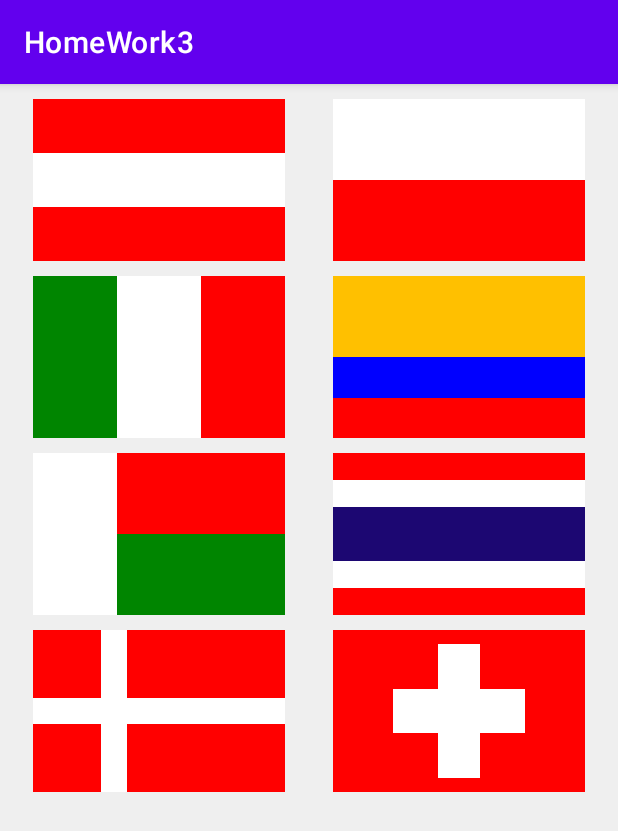
After one commit to Aazmund/AstonHomeWorks, an Android app: the ActivityTask1 screen opened directly, with no data from a screen before it, on a phone screen of 412 x 824 dp. The commit adds this screen. Shown: the top 831 px of the screen. Run offline under Robolectric (Android 15) with nearby library versions, the phone set to English and light mode, and no system bars.

Commit message:
work to check

```diff
--- a/app/build.gradle
+++ b/app/build.gradle
@@ -37,6 +37,8 @@ dependencies {
     implementation 'androidx.appcompat:appcompat:1.4.1'
     implementation 'com.google.android.material:material:1.6.0'
     implementation 'androidx.constraintlayout:constraintlayout:2.1.3'
+    implementation 'com.github.bumptech.glide:glide:4.13.0'
+    annotationProcessor 'com.github.bumptech.glide:compiler:4.13.0'
     testImplementation 'junit:junit:4.13.2'
     androidTestImplementation 'androidx.test.ext:junit:1.1.3'
     androidTestImplementation 'androidx.test.espresso:espresso-core:3.4.0'
--- /dev/null
+++ b/app/src/main/java/com/example/homework3/ActivityTask1.kt
@@ -0,0 +1,11 @@
+package com.example.homework3
+
+import androidx.appcompat.app.AppCompatActivity
+import android.os.Bundle
+
+class ActivityTask1 : AppCompatActivity() {
+    override fun onCreate(savedInstanceState: Bundle?) {
+        super.onCreate(savedInstanceState)
+        setContentView(R.layout.activity_task1)
+    }
+}
--- /dev/null
+++ b/app/src/main/java/com/example/homework3/ActivityTask2.kt
@@ -0,0 +1,34 @@
+package com.example.homework3
+
+import android.os.Bundle
+import android.view.KeyEvent
+import android.view.View
+import android.widget.EditText
+import android.widget.ImageView
+import android.widget.Toast
+import androidx.appcompat.app.AppCompatActivity
+import com.bumptech.glide.Glide
+
+class ActivityTask2 : AppCompatActivity() {
+    override fun onCreate(savedInstanceState: Bundle?) {
+        super.onCreate(savedInstanceState)
+        setContentView(R.layout.activity_task2)
+
+        val imageView: ImageView = findViewById(R.id.imageView)
+        val editText: EditText = findViewById(R.id.editText)
+
+        editText.setOnKeyListener(View.OnKeyListener{ v, keyCode, event ->
+            if (keyCode == KeyEvent.KEYCODE_ENTER && event.action == KeyEvent.ACTION_UP) {
+                val url = editText.text.toString()
+                Glide.with(applicationContext)
+                    .load(url)
+                    .placeholder(imageView.drawable)
+                    .error(Toast.makeText(applicationContext, "", Toast.LENGTH_SHORT).show())
+                    .into(imageView)
+
+                return@OnKeyListener true
+            }
+            false
+        })
+    }
+}
--- a/app/src/main/java/com/example/homework3/MainActivity.kt
+++ b/app/src/main/java/com/example/homework3/MainActivity.kt
@@ -1,11 +1,28 @@
 package com.example.homework3
 
+import android.annotation.SuppressLint
+import android.content.Intent
 import androidx.appcompat.app.AppCompatActivity
 import android.os.Bundle
+import android.widget.Button
 
 class MainActivity : AppCompatActivity() {
+    @SuppressLint("CutPasteId")
     override fun onCreate(savedInstanceState: Bundle?) {
         super.onCreate(savedInstanceState)
         setContentView(R.layout.activity_main)
+
+        val btnTask1: Button = findViewById(R.id.buttonTask1)
+        val btnTask2: Button = findViewById(R.id.buttonTask2)
+
+        btnTask1.setOnClickListener {
+            val intentTask1 = Intent(this, ActivityTask1::class.java)
+            startActivity(intentTask1)
+        }
+
+        btnTask2.setOnClickListener {
+            val intentTask2 = Intent(this, ActivityTask2::class.java)
+            startActivity(intentTask2)
+        }
     }
 }
--- a/app/src/main/res/layout/activity_main.xml
+++ b/app/src/main/res/layout/activity_main.xml
@@ -2,14 +2,41 @@
 <androidx.constraintlayout.widget.ConstraintLayout xmlns:android="http://schemas.android.com/apk/res/android"
     xmlns:app="http://schemas.android.com/apk/res-auto"
     xmlns:tools="http://schemas.android.com/tools"
+    android:orientation="vertical"
     android:layout_width="match_parent"
     android:layout_height="match_parent"
     tools:context=".MainActivity">
 
-    <TextView
+    <Button
+        android:id="@+id/buttonTask1"
         android:layout_width="wrap_content"
         android:layout_height="wrap_content"
-        android:text="Hello World!"
+        android:layout_marginStart="10dp"
+        android:layout_marginBottom="100dp"
+        android:text="@string/btnTask1"
+        app:layout_constraintBottom_toBottomOf="parent"
+        app:layout_constraintEnd_toStartOf="@+id/buttonTask2"
+        app:layout_constraintHorizontal_bias="0.5"
+        app:layout_constraintStart_toStartOf="parent" />
+
+    <Button
+        android:id="@+id/buttonTask2"
+        android:layout_width="wrap_content"
+        android:layout_height="wrap_content"
+        android:layout_marginEnd="10dp"
+        android:layout_marginBottom="100dp"
+        android:text="@string/btnTask2"
+        app:layout_constraintBottom_toBottomOf="parent"
+        app:layout_constraintEnd_toEndOf="parent"
+        app:layout_constraintHorizontal_bias="0.5"
+        app:layout_constraintStart_toEndOf="@+id/buttonTask1" />
+
+    <TextView
+        android:id="@+id/mainTextView"
+        android:layout_width="wrap_content"
+        android:layout_height="wrap_content"
+        android:text="@string/textViewHW"
+        android:textSize="20sp"
         app:layout_constraintBottom_toBottomOf="parent"
         app:layout_constraintEnd_toEndOf="parent"
         app:layout_constraintStart_toStartOf="parent"
--- /dev/null
+++ b/app/src/main/res/layout/activity_task1.xml
@@ -0,0 +1,362 @@
+<?xml version="1.0" encoding="utf-8"?>
+<androidx.constraintlayout.widget.ConstraintLayout xmlns:android="http://schemas.android.com/apk/res/android"
+    xmlns:app="http://schemas.android.com/apk/res-auto"
+    xmlns:tools="http://schemas.android.com/tools"
+    android:orientation="vertical"
+    android:layout_width="match_parent"
+    android:layout_height="match_parent"
+    android:background="#efefef"
+    tools:context=".ActivityTask1">
+
+    <FrameLayout
+        android:id="@+id/frame1"
+        android:layout_width="168dp"
+        android:layout_height="108dp"
+        android:layout_margin="10dp"
+        android:background="@color/gray"
+        app:layout_constraintEnd_toStartOf="@+id/frame2"
+        app:layout_constraintHorizontal_bias="0.5"
+        app:layout_constraintStart_toStartOf="parent"
+        app:layout_constraintTop_toTopOf="parent">
+
+        <LinearLayout
+            android:layout_width="match_parent"
+            android:layout_height="match_parent"
+            android:orientation="vertical">
+
+            <FrameLayout
+                android:layout_width="match_parent"
+                android:layout_height="36dp"
+                android:background="@color/red" />
+
+            <FrameLayout
+                android:layout_width="match_parent"
+                android:layout_height="36dp"
+                android:background="@color/white" />
+
+            <FrameLayout
+                android:layout_width="match_parent"
+                android:layout_height="36dp"
+                android:background="@color/red" />
+
+        </LinearLayout>
+
+    </FrameLayout>
+
+    <FrameLayout
+        android:id="@+id/frame2"
+        android:layout_width="168dp"
+        android:layout_height="108dp"
+        android:layout_margin="10dp"
+        android:background="@color/white"
+        app:layout_constraintEnd_toEndOf="parent"
+        app:layout_constraintHorizontal_bias="0.5"
+        app:layout_constraintStart_toEndOf="@+id/frame1"
+        app:layout_constraintTop_toTopOf="parent">
+
+        <LinearLayout
+            android:layout_width="match_parent"
+            android:layout_height="match_parent"
+            android:orientation="vertical">
+
+            <FrameLayout
+                android:layout_width="match_parent"
+                android:layout_height="54dp" />
+
+            <FrameLayout
+                android:layout_width="match_parent"
+                android:layout_height="54dp"
+                android:background="@color/red" />
+
+        </LinearLayout>
+
+    </FrameLayout>
+
+    <FrameLayout
+        android:id="@+id/frame3"
+        android:layout_width="168dp"
+        android:layout_height="108dp"
+        android:layout_margin="10dp"
+        android:background="@color/white"
+        app:layout_constraintEnd_toStartOf="@+id/frame4"
+        app:layout_constraintHorizontal_bias="0.5"
+        app:layout_constraintStart_toStartOf="parent"
+        app:layout_constraintTop_toBottomOf="@+id/frame1">
+
+        <LinearLayout
+            android:layout_width="match_parent"
+            android:layout_height="match_parent">
+
+            <FrameLayout
+                android:layout_width="56dp"
+                android:layout_height="match_parent"
+                android:background="@color/green" />
+
+            <FrameLayout
+                android:layout_width="56dp"
+                android:layout_height="match_parent" />
+
+            <FrameLayout
+                android:layout_width="56dp"
+                android:layout_height="match_parent"
+                android:background="@color/red" />
+
+        </LinearLayout>
+
+    </FrameLayout>
+
+    <FrameLayout
+        android:id="@+id/frame4"
+        android:layout_width="168dp"
+        android:layout_height="108dp"
+        android:layout_margin="10dp"
+        android:background="@color/white"
+        app:layout_constraintEnd_toEndOf="parent"
+        app:layout_constraintHorizontal_bias="0.5"
+        app:layout_constraintStart_toEndOf="@+id/frame3"
+        app:layout_constraintTop_toBottomOf="@+id/frame2">
+
+        <LinearLayout
+            android:layout_width="match_parent"
+            android:layout_height="match_parent"
+            android:orientation="vertical">
+
+            <FrameLayout
+                android:layout_width="match_parent"
+                android:layout_height="54dp"
+                android:background="@color/yellow" />
+
+            <FrameLayout
+                android:layout_width="match_parent"
+                android:layout_height="27dp"
+                android:background="@color/blue" />
+
+            <FrameLayout
+                android:layout_width="match_parent"
+                android:layout_height="27dp"
+                android:background="@color/red" />
+
+        </LinearLayout>
+
+    </FrameLayout>
+
+    <FrameLayout
+        android:id="@+id/frame5"
+        android:layout_width="168dp"
+        android:layout_height="108dp"
+        android:layout_margin="10dp"
+        android:background="@color/white"
+        app:layout_constraintEnd_toStartOf="@+id/frame6"
+        app:layout_constraintHorizontal_bias="0.5"
+        app:layout_constraintStart_toStartOf="parent"
+        app:layout_constraintTop_toBottomOf="@+id/frame3">
+
+        <LinearLayout
+            android:layout_width="match_parent"
+            android:layout_height="match_parent">
+
+            <FrameLayout
+                android:layout_width="56dp"
+                android:layout_height="match_parent" />
+
+            <LinearLayout
+                android:layout_width="match_parent"
+                android:layout_height="match_parent"
+                android:orientation="vertical">
+
+                <FrameLayout
+                    android:layout_width="match_parent"
+                    android:layout_height="54dp"
+                    android:background="@color/red" />
+
+                <FrameLayout
+                    android:layout_width="match_parent"
+                    android:layout_height="54dp"
+                    android:background="@color/green" />
+
+            </LinearLayout>
+
+        </LinearLayout>
+
+    </FrameLayout>
+
+    <FrameLayout
+        android:id="@+id/frame6"
+        android:layout_width="168dp"
+        android:layout_height="108dp"
+        android:layout_margin="10dp"
+        android:background="@color/white"
+        app:layout_constraintEnd_toEndOf="parent"
+        app:layout_constraintHorizontal_bias="0.5"
+        app:layout_constraintStart_toEndOf="@+id/frame5"
+        app:layout_constraintTop_toBottomOf="@+id/frame4">
+
+        <LinearLayout
+            android:layout_width="match_parent"
+            android:layout_height="match_parent"
+            android:orientation="vertical">
+
+            <FrameLayout
+                android:layout_width="match_parent"
+                android:layout_height="18dp"
+                android:background="@color/red" />
+
+            <FrameLayout
+                android:layout_width="match_parent"
+                android:layout_height="18dp"
+                android:background="@color/white" />
+
+            <FrameLayout
+                android:layout_width="match_parent"
+                android:layout_height="36dp"
+                android:background="@color/dark_blue" />
+
+            <FrameLayout
+                android:layout_width="match_parent"
+                android:layout_height="18dp"
+                android:background="@color/white" />
+
+            <FrameLayout
+                android:layout_width="match_parent"
+                android:layout_height="18dp"
+                android:background="#ff0000" />
+
+        </LinearLayout>
+
+    </FrameLayout>
+
+    <FrameLayout
+        android:id="@+id/frame7"
+        android:layout_width="168dp"
+        android:layout_height="108dp"
+        android:layout_margin="10dp"
+        android:background="@color/white"
+        app:layout_constraintEnd_toStartOf="@+id/frame8"
+        app:layout_constraintHorizontal_bias="0.5"
+        app:layout_constraintStart_toStartOf="parent"
+        app:layout_constraintTop_toBottomOf="@+id/frame5">
+
+        <androidx.constraintlayout.widget.ConstraintLayout
+            android:layout_width="match_parent"
+            android:layout_height="match_parent">
+
+            <FrameLayout
+                android:id="@+id/frameLayout"
+                android:layout_width="45dp"
+                android:layout_height="45dp"
+                android:background="@color/red"
+                app:layout_constraintStart_toStartOf="parent"
+                app:layout_constraintTop_toTopOf="parent" />
+
+            <FrameLayout
+                android:layout_width="45dp"
+                android:layout_height="45dp"
+                android:background="@color/red"
+                app:layout_constraintBottom_toBottomOf="parent"
+                app:layout_constraintStart_toStartOf="parent" />
+
+            <FrameLayout
+                android:layout_width="105dp"
+                android:layout_height="45dp"
+                android:background="@color/red"
+                app:layout_constraintEnd_toEndOf="parent"
+                app:layout_constraintTop_toTopOf="parent" />
+
+            <FrameLayout
+                android:layout_width="105dp"
+                android:layout_height="45dp"
+                android:background="@color/red"
+                app:layout_constraintBottom_toBottomOf="parent"
+                app:layout_constraintEnd_toEndOf="parent" />
+
+        </androidx.constraintlayout.widget.ConstraintLayout>
+
+    </FrameLayout>
+
+    <FrameLayout
+        android:id="@+id/frame8"
+        android:layout_width="168dp"
+        android:layout_height="108dp"
+        android:layout_margin="10dp"
+        android:background="@color/white"
+        app:layout_constraintEnd_toEndOf="parent"
+        app:layout_constraintHorizontal_bias="0.5"
+        app:layout_constraintStart_toEndOf="@+id/frame7"
+        app:layout_constraintTop_toBottomOf="@+id/frame6">
+
+        <androidx.constraintlayout.widget.ConstraintLayout
+            android:layout_width="match_parent"
+            android:layout_height="match_parent">
+
+            <FrameLayout
+                android:id="@+id/frameLayout4"
+                android:layout_width="match_parent"
+                android:layout_height="9dp"
+                android:background="@color/red"
+                app:layout_constraintEnd_toEndOf="parent"
+                app:layout_constraintStart_toStartOf="parent"
+                app:layout_constraintTop_toTopOf="parent" />
+
+            <FrameLayout
+                android:id="@+id/frameLayout6"
+                android:layout_width="match_parent"
+                android:layout_height="9dp"
+                android:background="@color/red"
+                app:layout_constraintBottom_toBottomOf="parent"
+                app:layout_constraintEnd_toEndOf="parent"
+                app:layout_constraintStart_toStartOf="parent" />
+
+            <FrameLayout
+                android:id="@+id/frameLayout3"
+                android:layout_width="40dp"
+                android:layout_height="match_parent"
+                android:background="@color/red"
+                app:layout_constraintBottom_toBottomOf="parent"
+                app:layout_constraintStart_toStartOf="parent"
+                app:layout_constraintTop_toTopOf="parent" />
+
+            <FrameLayout
+                android:id="@+id/frameLayout7"
+                android:layout_width="40dp"
+                android:layout_height="match_parent"
+                android:background="@color/red"
+                app:layout_constraintBottom_toBottomOf="parent"
+                app:layout_constraintEnd_toEndOf="parent"
+                app:layout_constraintTop_toTopOf="parent" />
+
+            <FrameLayout
+                android:id="@+id/frameLayout5"
+                android:layout_width="30dp"
+                android:layout_height="30dp"
+                android:background="@color/red"
+                app:layout_constraintStart_toEndOf="@+id/frameLayout3"
+                app:layout_constraintTop_toBottomOf="@+id/frameLayout4" />
+
+            <FrameLayout
+                android:layout_width="30dp"
+                android:layout_height="30dp"
+                android:background="@color/red"
+                app:layout_constraintBottom_toTopOf="@+id/frameLayout6"
+                app:layout_constraintStart_toEndOf="@+id/frameLayout3" />
+
+            <FrameLayout
+                android:id="@+id/frameLayout8"
+                android:layout_width="30dp"
+                android:layout_height="30dp"
+                android:background="@color/red"
+                app:layout_constraintBottom_toTopOf="@+id/frameLayout6"
+                app:layout_constraintEnd_toStartOf="@+id/frameLayout7" />
+
+            <FrameLayout
+                android:layout_width="30dp"
+                android:layout_height="30dp"
+                android:background="@color/red"
+                app:layout_constraintEnd_toStartOf="@+id/frameLayout7"
+                app:layout_constraintTop_toBottomOf="@+id/frameLayout4" />
+
+        </androidx.constraintlayout.widget.ConstraintLayout>
+
+    </FrameLayout>
+
+
+</androidx.constraintlayout.widget.ConstraintLayout>
--- /dev/null
+++ b/app/src/main/res/layout/activity_task2.xml
@@ -0,0 +1,32 @@
+<?xml version="1.0" encoding="utf-8"?>
+<androidx.constraintlayout.widget.ConstraintLayout
+    xmlns:android="http://schemas.android.com/apk/res/android"
+    xmlns:tools="http://schemas.android.com/tools"
+    xmlns:app="http://schemas.android.com/apk/res-auto"
+    android:layout_width="match_parent"
+    android:layout_height="match_parent"
+    tools:context=".ActivityTask2">
+
+  <ImageView
+      android:id="@+id/imageView"
+      android:layout_marginBottom="16dp"
+      android:layout_width="wrap_content"
+      android:layout_height="wrap_content"
+      app:layout_constraintBottom_toTopOf="@+id/editText"
+      app:layout_constraintEnd_toEndOf="parent"
+      app:layout_constraintStart_toStartOf="parent"
+      app:layout_constraintTop_toTopOf="parent"/>
+
+  <EditText
+      android:id="@+id/editText"
+      android:layout_width="match_parent"
+      android:layout_height="wrap_content"
+      android:layout_margin="16dp"
+      android:ems="10"
+      android:inputType="text"
+      android:hint="@string/input_url"
+      app:layout_constraintBottom_toBottomOf="parent"
+      app:layout_constraintEnd_toEndOf="parent"
+      app:layout_constraintHorizontal_bias="0.218"
+      app:layout_constraintStart_toStartOf="parent" />
+</androidx.constraintlayout.widget.ConstraintLayout>
--- a/app/src/main/res/values/colors.xml
+++ b/app/src/main/res/values/colors.xml
@@ -7,4 +7,10 @@
     <color name="teal_700">#FF018786</color>
     <color name="black">#FF000000</color>
     <color name="white">#FFFFFFFF</color>
+    <color name="gray">#efefef</color>
+    <color name="red">#ff0000</color>
+    <color name="green">#008500</color>
+    <color name="yellow">#ffc000</color>
+    <color name="blue">#0000ff</color>
+    <color name="dark_blue">#1c0772</color>
 </resources>
--- a/app/src/main/res/values/strings.xml
+++ b/app/src/main/res/values/strings.xml
@@ -1,3 +1,7 @@
 <resources>
     <string name="app_name">HomeWork3</string>
+    <string name="textViewHW">Домашняя работа №3</string>
+    <string name="btnTask1">Задание №1</string>
+    <string name="btnTask2">Задание №2</string>
+    <string name="input_url">Введите URL</string>
 </resources>
```
Also changed, not shown: app/src/main/AndroidManifest.xml (+11 -3 lines).
